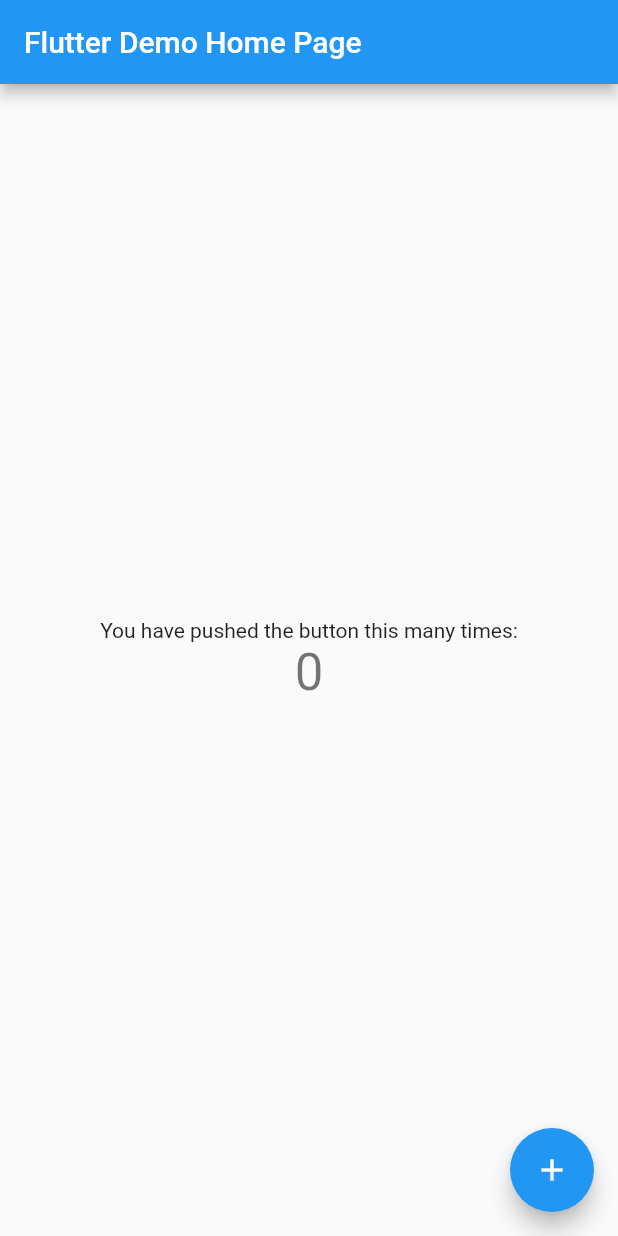
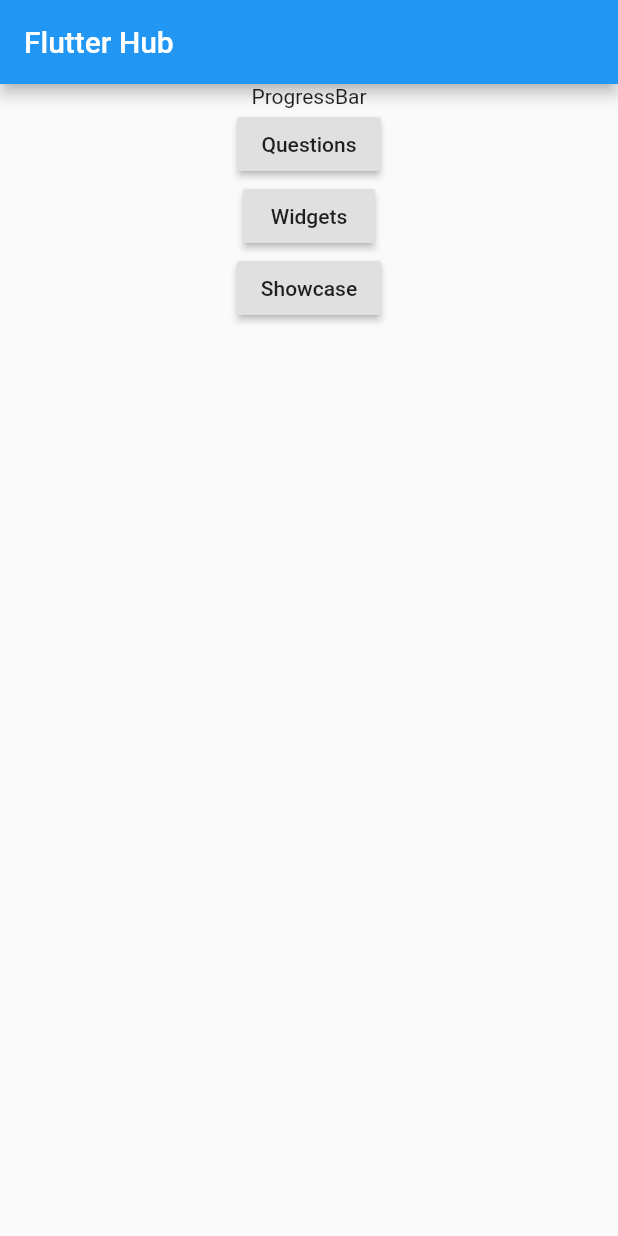
Before and after one commit to JoshMarkF/flutterhub, a Flutter app: the screen it shows after launch, on a phone screen of 412 x 824 dp. Run offline on Flutter 3.47's test engine with Material 2 defaults, Android fonts, the phone set to English and light mode, and no system bars.

Commit message:
HomePage v0.1

```diff
--- a/lib/main.dart
+++ b/lib/main.dart
@@ -20,92 +20,44 @@ class MyApp extends StatelessWidget {
         // is not restarted.
         primarySwatch: Colors.blue,
       ),
-      home: MyHomePage(title: 'Flutter Demo Home Page'),
+      home: MyHomePage(),
     );
   }
 }
 
-class MyHomePage extends StatefulWidget {
-  MyHomePage({Key key, this.title}) : super(key: key);
-
-  // This widget is the home page of your application. It is stateful, meaning
-  // that it has a State object (defined below) that contains fields that affect
-  // how it looks.
-
-  // This class is the configuration for the state. It holds the values (in this
-  // case the title) provided by the parent (in this case the App widget) and
-  // used by the build method of the State. Fields in a Widget subclass are
-  // always marked "final".
-
-  final String title;
-
-  @override
-  _MyHomePageState createState() => _MyHomePageState();
-}
-
-class _MyHomePageState extends State<MyHomePage> {
-  int _counter = 0;
-
-  void _incrementCounter() {
-    setState(() {
-      // This call to setState tells the Flutter framework that something has
-      // changed in this State, which causes it to rerun the build method below
-      // so that the display can reflect the updated values. If we changed
-      // _counter without calling setState(), then the build method would not be
-      // called again, and so nothing would appear to happen.
-      _counter++;
-    });
-  }
+class SecondPage extends StatelessWidget {
+  const SecondPage({Key key}) : super(key: key);
 
   @override
   Widget build(BuildContext context) {
-    // This method is rerun every time setState is called, for instance as done
-    // by the _incrementCounter method above.
-    //
-    // The Flutter framework has been optimized to make rerunning build methods
-    // fast, so that you can just rebuild anything that needs updating rather
-    // than having to individually change instances of widgets.
+    return Container(
+      child: Text('hello'),
+    );
+  }
+}
+
+class MyHomePage extends StatelessWidget {
+  final navLinks = ['Questions', 'Widgets', 'Showcase'];
+
+  @override
+  Widget build(BuildContext context) {
     return Scaffold(
-      appBar: AppBar(
-        // Here we take the value from the MyHomePage object that was created by
-        // the App.build method, and use it to set our appbar title.
-        title: Text(widget.title),
-      ),
+      appBar: AppBar(title: Text('Flutter Hub')),
       body: Center(
-        // Center is a layout widget. It takes a single child and positions it
-        // in the middle of the parent.
         child: Column(
-          // Column is also layout widget. It takes a list of children and
-          // arranges them vertically. By default, it sizes itself to fit its
-          // children horizontally, and tries to be as tall as its parent.
-          //
-          // Invoke "debug painting" (press "p" in the console, choose the
-          // "Toggle Debug Paint" action from the Flutter Inspector in Android
-          // Studio, or the "Toggle Debug Paint" command in Visual Studio Code)
-          // to see the wireframe for each widget.
-          //
-          // Column has various properties to control how it sizes itself and
-          // how it positions its children. Here we use mainAxisAlignment to
-          // center the children vertically; the main axis here is the vertical
-          // axis because Columns are vertical (the cross axis would be
-          // horizontal).
-          mainAxisAlignment: MainAxisAlignment.center,
           children: <Widget>[
-            Text(
-              'You have pushed the button this many times:',
-            ),
-            Text(
-              '$_counter',
-              style: Theme.of(context).textTheme.display1,
-            ),
+            Text('ProgressBar'),
+            ...navLinks.map((title) {
+              return RaisedButton(
+                child: Text(title),
+                onPressed: () {
+                  Navigator.push(context, MaterialPageRoute(builder: (context) => SecondPage()));
+                },
+              );
+            })
           ],
         ),
       ),
-      floatingActionButton: FloatingActionButton(
-        onPressed: _incrementCounter,
-        tooltip: 'Increment',
-        child: Icon(Icons.add),
-      ), // This trailing comma makes auto-formatting nicer for build methods.
     );
   }
 }
--- a/pubspec.yaml
+++ b/pubspec.yaml
@@ -14,7 +14,7 @@ description: A new Flutter project.
 version: 1.0.0+1
 
 environment:
-  sdk: ">=2.1.0 <3.0.0"
+  sdk: ">=2.2.2 <3.0.0"
 
 dependencies:
   flutter:
```
Also changed, not shown: pubspec.lock.
